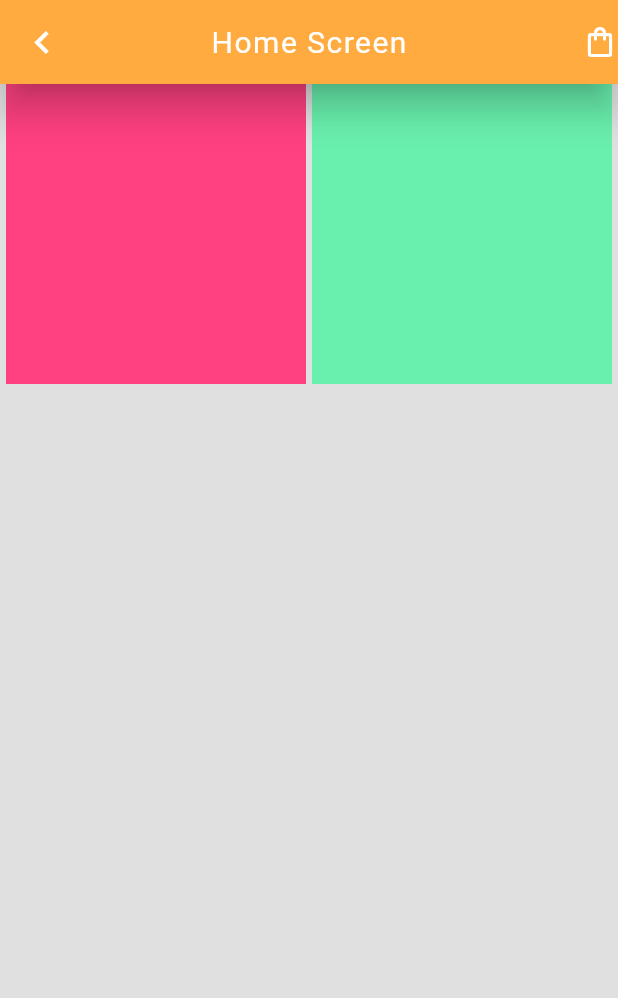
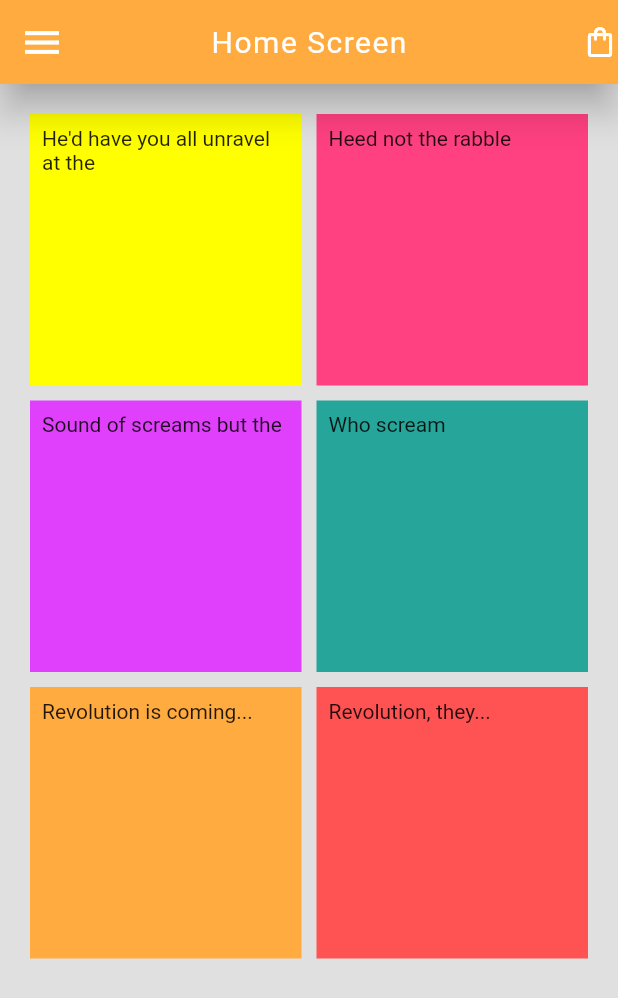
Before and after one commit to Kenennacc/Flutter-App, a Flutter app: the screen it shows after launch, on a phone screen of 412 x 824 dp. Shown: the top 998 px of the screen. Run offline on Flutter 3.47's test engine with Material 2 defaults, Android fonts, the phone set to English and light mode, and no system bars.

Commit message:
grids inserted

```diff
--- a/lib/home.dart
+++ b/lib/home.dart
@@ -9,13 +9,12 @@ class HomeScreen extends StatefulWidget {
 
 class _HomeScreenState extends State<HomeScreen> {
   @override
-  int _counter = 0;
   Widget build(BuildContext context) {
     return Scaffold(
         backgroundColor: Colors.grey.shade300,
         appBar: AppBar(
           leading: const Icon(
-            Icons.chevron_left,
+            Icons.menu,
             size: 30,
             color: Colors.white,
           ),
@@ -32,29 +31,72 @@ class _HomeScreenState extends State<HomeScreen> {
                 fontWeight: FontWeight.normal),
           ),
         ),
-        body: Container(
-            /*color: Colors.pinkAccent,
-            height: 200, width: 200,*/
+        body: GridView.count(
+          primary: false,
+          padding: const EdgeInsets.all(20),
+          crossAxisSpacing: 10,
+          mainAxisSpacing: 10,
+          crossAxisCount: 2,
+          children: <Widget>[
+            Container(
+              padding: const EdgeInsets.all(8),
+              child: const Text("He'd have you all unravel at the"),
+              color: Colors.yellowAccent,
+            ),
+            Container(
+              padding: const EdgeInsets.all(8),
+              child: const Text('Heed not the rabble'),
+              color: Colors.pinkAccent,
+            ),
+            Container(
+              padding: const EdgeInsets.all(8),
+              child: const Text('Sound of screams but the'),
+              color: Colors.purpleAccent,
+            ),
+            Container(
+              padding: const EdgeInsets.all(8),
+              child: const Text('Who scream'),
+              color: Colors.teal[400],
+            ),
+            Container(
+              padding: const EdgeInsets.all(8),
+              child: const Text('Revolution is coming...'),
+              color: Colors.orangeAccent,
+            ),
+            Container(
+              padding: const EdgeInsets.all(8),
+              child: const Text('Revolution, they...'),
+              color: Colors.redAccent,
+            ),
+          ],
+        )
+        /*Container(
           child: Row(
             mainAxisAlignment: MainAxisAlignment.spaceEvenly,
-          children: [
-            Container(color: Colors.pinkAccent, width: 200, height: 200
-                /*const Text(
+            children: <Widget>[
+              Container(
+                color: Colors.pinkAccent,
+                width: 200,
+                height: 200,
+                child: Text(
                   'Burger',
-              style: TextStyle(fontSize: 15, color: Colors.white),
-            ),*/
+                  style: TextStyle(fontSize: 25, color: Colors.white),
+                  textAlign: TextAlign.center,
                 ),
-
+              ),
               Container(
                 color: Colors.greenAccent,
                 width: 200,
                 height: 200,
-            ) /*const Text(
-              'five dollars',
-              style: TextStyle(fontSize: 12, color: Colors.black),
-            ),*/
-            //Container(color: Colors.greenAccent, height: 200, width: 200),
+                child: Text(
+                  'Meat',
+                  style: TextStyle(fontSize: 25, color: Colors.white),
+                  textAlign: TextAlign.center,
+                ),
+              )
             ],
-        )));
+          ),
+        )*/
+        );
   }
 }
```
Lines whose indentation alone changed are shown as unchanged.
